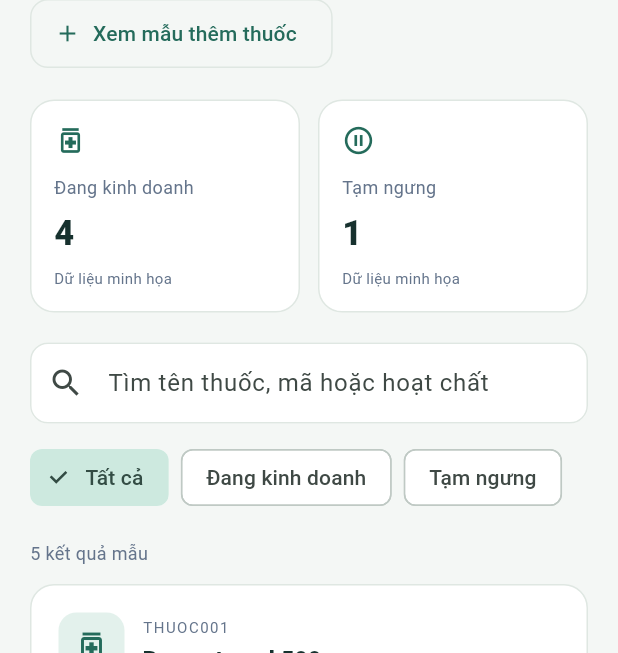
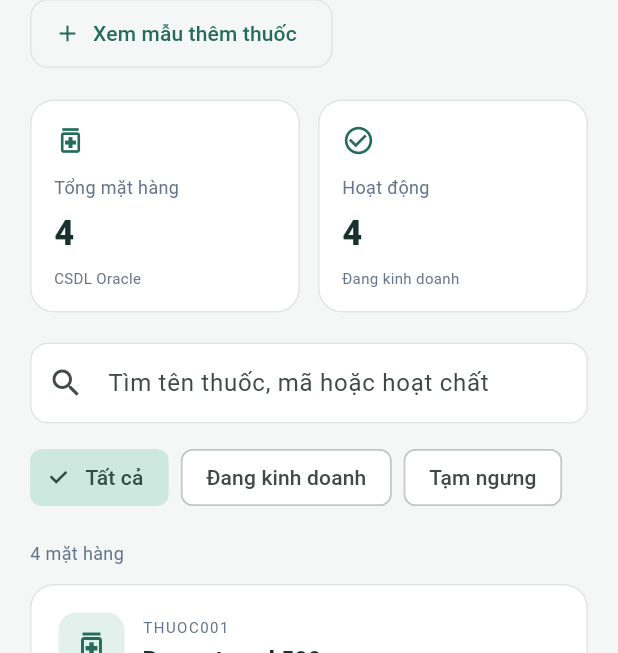
Before and after one commit to Darkitsuki/PharmaChainSecurity, a Flutter app: the PatientShell screen opened directly, item 2 of the bottom bar chosen, on a phone screen of 412 x 824 dp. Shown: the part 142-795 px from the top of the screen. Run offline on Flutter 3.47's test engine with Material 3 defaults, Android fonts, the phone set to English and light mode, and no system bars; accounts and stored records are empty.

Commit message:
feat(mobile): sync live drug catalog from backend and enable public catalog access
- Allow anonymous access to GET /api/v1/drugs, /api/v1/drugs/{id}, and batches in DrugsController
- Support guest session context in OracleConnectionFactory for public catalog browsing
- Enable CORS in ASP.NET Core WebApi for web/mobile browser clients
- Update mobile DrugService to fetch drugs publicly without requiring staff bearer token
- Connect MedicineScreen to DrugService for live drug listing and realtime search
- Fix Flutter session initialization race condition and implement didUpdateWidget across patient shell and screens

```diff
--- a/mobile/lib/screens/medicine_screen.dart
+++ b/mobile/lib/screens/medicine_screen.dart
@@ -1,11 +1,15 @@
 import 'package:flutter/material.dart';
 import '../core/theme/app_theme.dart';
 import '../data/demo_data.dart';
+import '../data/models/drug_model.dart';
+import '../services/drug_service.dart';
 import '../widgets/ui_components.dart';
 
 class MedicineScreen extends StatefulWidget {
-  const MedicineScreen({super.key, this.inventory = false});
+  const MedicineScreen({super.key, this.inventory = false, this.drugService});
   final bool inventory;
+  final DrugService? drugService;
+
   @override
   State<MedicineScreen> createState() => _MedicineScreenState();
 }
@@ -13,13 +17,67 @@ class MedicineScreen extends StatefulWidget {
 class _MedicineScreenState extends State<MedicineScreen> {
   String query = '';
   int filter = 0;
+  List<DrugModel>? liveDrugs;
+  bool isLoading = false;
+
+  @override
+  void initState() {
+    super.initState();
+    if (widget.drugService != null && !widget.inventory) {
+      _loadDrugs();
+    }
+  }
+
+  @override
+  void didUpdateWidget(covariant MedicineScreen oldWidget) {
+    super.didUpdateWidget(oldWidget);
+    if (oldWidget.drugService != widget.drugService && !widget.inventory) {
+      _loadDrugs();
+    }
+  }
+
+  Future<void> _loadDrugs() async {
+    if (widget.drugService == null) return;
+    setState(() => isLoading = true);
+    try {
+      final list = await widget.drugService!.getDrugs(search: query);
+      if (mounted) {
+        setState(() {
+          liveDrugs = list;
+          isLoading = false;
+        });
+      }
+    } catch (_) {
+      if (mounted) setState(() => isLoading = false);
+    }
+  }
+
   @override
   Widget build(BuildContext context) {
     final inventory = widget.inventory;
     final labels = inventory
         ? ['Tất cả', 'Tồn thấp', 'Cận hạn']
         : ['Tất cả', 'Đang kinh doanh', 'Tạm ngưng'];
-    final items = demoMedicines.where((m) {
+
+    // If liveDrugs is loaded from backend, use it
+    final isLive = liveDrugs != null && !inventory;
+    final List<dynamic> items;
+
+    if (isLive) {
+      items = liveDrugs!.where((m) {
+        if (!'${m.drugCode} ${m.name} ${m.activeIngredient ?? ''}'
+            .toLowerCase()
+            .contains(query.toLowerCase().trim())) {
+          return false;
+        }
+        return switch (filter) {
+          1 => m.isActive,
+          2 => !m.isActive,
+          _ => true,
+        };
+      }).toList();
+    } else {
+      items = demoMedicines.where((m) {
         if (inventory && !m.active) return false;
         if (!'${m.code} ${m.name} ${m.ingredient}'
             .toLowerCase()
@@ -29,9 +87,13 @@ class _MedicineScreenState extends State<MedicineScreen> {
         return switch (filter) {
           1 => inventory ? m.stock < 10 : m.active,
           2 => inventory ? m.expiring : !m.active,
-        _ => true
+          _ => true,
         };
       }).toList();
+    }
+
+    final totalCount = isLive ? (liveDrugs?.length ?? 0) : items.length;
+
     return ListView(padding: const EdgeInsets.all(20), children: [
       PageHeading(
           inventory ? 'Tồn kho chi nhánh' : 'Danh mục thuốc',
@@ -65,14 +127,23 @@ class _MedicineScreenState extends State<MedicineScreen> {
                   StatCard('Mặt hàng', '4', Icons.inventory_2_outlined),
                   StatCard('Tồn thấp', '1', Icons.warning_amber_outlined),
                 ]
-              : const [
-                  StatCard('Đang kinh doanh', '4', Icons.medication_outlined),
-                  StatCard('Tạm ngưng', '1', Icons.pause_circle_outline)
+              : [
+                  StatCard('Tổng mặt hàng', '$totalCount', Icons.medication_outlined,
+                      caption: isLive ? 'CSDL Oracle' : 'Dữ liệu minh họa'),
+                  StatCard('Hoạt động', '$totalCount', Icons.check_circle_outline,
+                      caption: isLive ? 'Đang kinh doanh' : 'Dữ liệu minh họa'),
                 ]),
       const SizedBox(height: 20),
       SearchBox(
           hint: 'Tìm tên thuốc, mã hoặc hoạt chất',
-          onChanged: (value) => setState(() => query = value)),
+          onChanged: (value) {
+            query = value;
+            if (isLive) {
+              _loadDrugs();
+            } else {
+              setState(() {});
+            }
+          }),
       const SizedBox(height: 12),
       Wrap(
           spacing: 8,
@@ -84,23 +155,48 @@ class _MedicineScreenState extends State<MedicineScreen> {
                   selected: filter == index,
                   onSelected: (_) => setState(() => filter = index)))),
       const SizedBox(height: 18),
-      Text('${items.length} kết quả mẫu',
+      Text('${items.length} mặt hàng',
           style: const TextStyle(color: AppColors.muted, fontSize: 12)),
       const SizedBox(height: 12),
-      if (items.isEmpty) const EmptyResults(),
-      for (final m in items)
-        Padding(
+      if (isLoading)
+        const Center(
+          child: Padding(
+            padding: EdgeInsets.all(40),
+            child: CircularProgressIndicator(),
+          ),
+        )
+      else if (items.isEmpty)
+        const EmptyResults()
+      else
+        for (final item in items)
+          _buildDrugCard(context, item, inventory, isLive),
+    ]);
+  }
+
+  Widget _buildDrugCard(BuildContext context, dynamic item, bool inventory, bool isLive) {
+    final String code = isLive ? (item as DrugModel).drugCode : (item as DemoMedicine).code;
+    final String name = isLive ? (item as DrugModel).name : (item as DemoMedicine).name;
+    final String ingredient = isLive ? ((item as DrugModel).activeIngredient ?? 'Chưa cập nhật') : (item as DemoMedicine).ingredient;
+    final int price = isLive ? (item as DrugModel).price.toInt() : (item as DemoMedicine).price;
+    final String unit = isLive ? (item as DrugModel).unit : (item as DemoMedicine).unit;
+    final bool active = isLive ? (item as DrugModel).isActive : (item as DemoMedicine).active;
+    final String batch = isLive ? 'Lô tiêu chuẩn' : (item as DemoMedicine).batch;
+    final String expiry = isLive ? 'Xem bao bì' : (item as DemoMedicine).expiry;
+    final int stock = isLive ? 100 : (item as DemoMedicine).stock;
+    final bool expiring = isLive ? false : (item as DemoMedicine).expiring;
+
+    return Padding(
         padding: const EdgeInsets.only(bottom: 12),
         child: InkWell(
             borderRadius: BorderRadius.circular(16),
-                onTap: () => showRecordDetails(context, m.name, [
-                      'Mã: ${m.code}',
-                      'Hoạt chất: ${m.ingredient}',
-                      'Giá: ${money(m.price)} / ${m.unit}',
-                      'Lô: ${m.batch}',
-                      'Hạn dùng: ${m.expiry}',
-                      'Tồn mẫu: ${m.stock} ${m.unit}',
-                      'Trạng thái: ${m.active ? 'Đang kinh doanh' : 'Tạm ngưng'}'
+            onTap: () => showRecordDetails(context, name, [
+                  'Mã: $code',
+                  'Hoạt chất: $ingredient',
+                  'Giá: ${money(price)} / $unit',
+                  'Lô: $batch',
+                  'Hạn dùng: $expiry',
+                  'Tồn: $stock $unit',
+                  'Trạng thái: ${active ? 'Đang kinh doanh' : 'Tạm ngưng'}'
                 ]),
             child: Panel(
                 child: Column(
@@ -119,20 +215,20 @@ class _MedicineScreenState extends State<MedicineScreen> {
                         child: Column(
                             crossAxisAlignment: CrossAxisAlignment.start,
                             children: [
-                              Text(m.code,
+                          Text(code,
                               style: const TextStyle(
                                   fontSize: 10,
                                   color: AppColors.muted,
                                   letterSpacing: 1)),
                           const SizedBox(height: 4),
-                              Text(m.name,
+                          Text(name,
                               style: const TextStyle(
                                   fontWeight: FontWeight.w800,
                                   fontSize: 15))
                         ]))
                   ]),
                   const SizedBox(height: 12),
-                      Text(m.ingredient,
+                  Text(ingredient,
                       style: const TextStyle(
                           color: AppColors.muted, fontSize: 12)),
                   const SizedBox(height: 14),
@@ -143,35 +239,34 @@ class _MedicineScreenState extends State<MedicineScreen> {
                       children: [
                         StatusBadge(
                             inventory
-                                    ? (m.expiring
+                                ? (expiring
                                     ? 'Cận hạn'
-                                        : m.stock < 10
+                                    : stock < 10
                                         ? 'Tồn thấp'
                                         : 'Trong hạn')
-                                    : (m.active
+                                : (active
                                     ? 'Đang kinh doanh'
                                     : 'Tạm ngưng'),
                             warning: inventory
-                                    ? m.expiring || m.stock < 10
-                                    : !m.active),
+                                ? expiring || stock < 10
+                                : !active),
                         Text(
                             inventory
-                                    ? '${m.stock} ${m.unit}'
-                                    : '${money(m.price)} / ${m.unit}',
+                                ? '$stock $unit'
+                                : '${money(price)} / $unit',
                             style: const TextStyle(
                                 fontWeight: FontWeight.w800,
                                 color: AppColors.forest))
                       ]),
                   if (inventory) ...[
                     const Divider(height: 28),
-                        Text('Lô: ${m.batch}',
+                    Text('Lô: $batch',
                         style: const TextStyle(fontSize: 12)),
                     const SizedBox(height: 6),
-                        Text('Hạn dùng: ${m.expiry}',
+                    Text('Hạn dùng: $expiry',
                         style: const TextStyle(
                             color: AppColors.muted, fontSize: 12))
                   ],
-                    ]))))
-    ]);
+                ]))));
   }
 }
--- a/mobile/lib/screens/patient_shell.dart
+++ b/mobile/lib/screens/patient_shell.dart
@@ -30,13 +30,17 @@ class PatientShell extends StatefulWidget {
 class _PatientShellState extends State<PatientShell> {
   late int _currentIndex = widget.initialTab;
   late final CartService _cartService;
-  late final DrugService _drugService;
-  late final OrderService _orderService;
+  late DrugService _drugService;
+  late OrderService _orderService;
 
   @override
   void initState() {
     super.initState();
     _cartService = CartService();
+    _initServices();
+  }
+
+  void _initServices() {
     _drugService = DrugService(
       api: widget.session?.api,
       tokenProvider: () => widget.session?.token,
@@ -46,6 +50,15 @@ class _PatientShellState extends State<PatientShell> {
       tokenProvider: () => widget.session?.token,
       defaultBranchId: widget.session?.user?.branchId,
     );
+  }
+
+  @override
+  void didUpdateWidget(covariant PatientShell oldWidget) {
+    super.didUpdateWidget(oldWidget);
+    if (oldWidget.session != widget.session) {
+      _initServices();
+      setState(() {});
+    }
   }
 
   @override
@@ -68,7 +81,7 @@ class _PatientShellState extends State<PatientShell> {
         onNavigateToOrders: () => _switchTab(3),
         onOpenStaffPortal: widget.onOpenStaffPortal,
       ),
-      const MedicineScreen(),
+      MedicineScreen(drugService: _drugService),
       CartScreen(
         cartService: _cartService,
         orderService: _orderService,
```
Also changed, not shown: mobile/lib/app.dart (+13 -6 lines), mobile/lib/screens/home_screen.dart (+8 -0 lines), mobile/lib/services/drug_service.dart (+9 -7 lines), 5 other files. Lines whose indentation alone changed are shown as unchanged.
